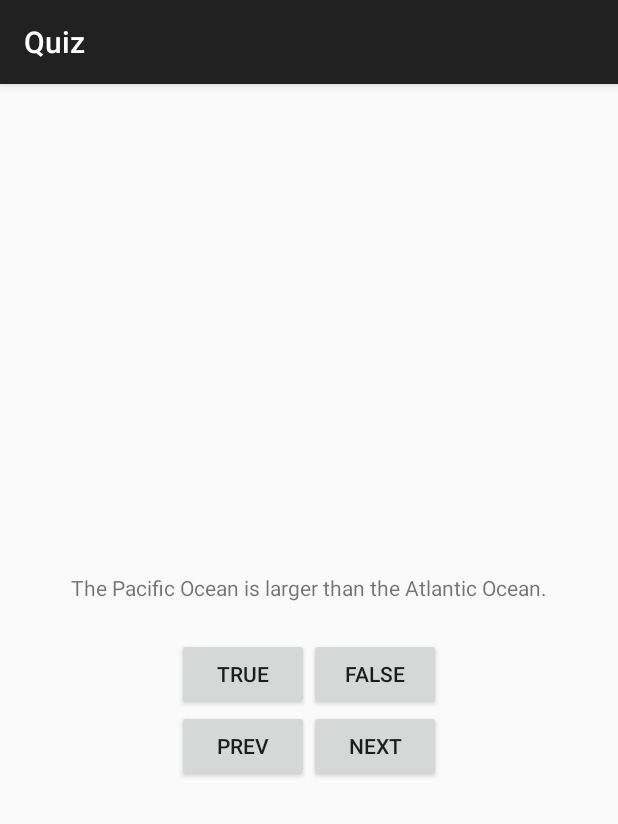
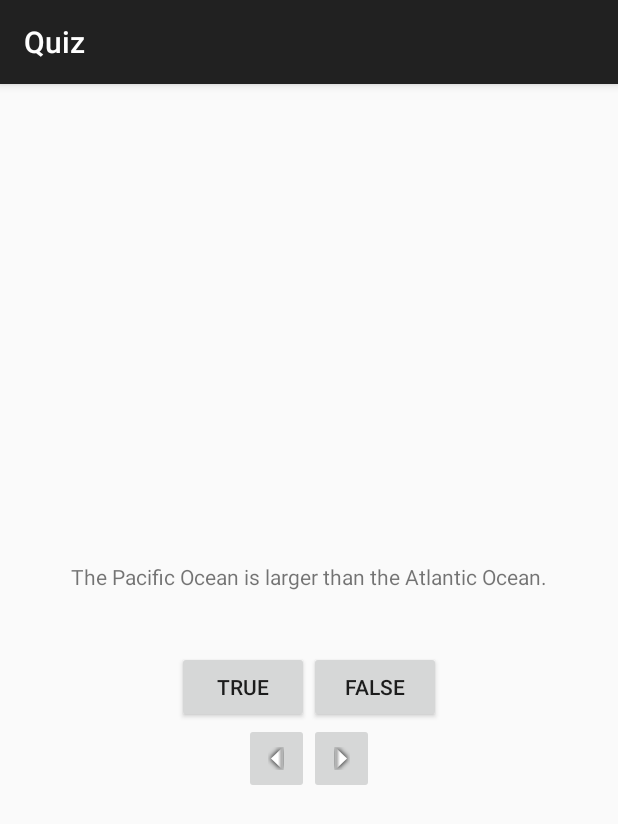
Before and after one commit to acprimer/Android-The-Big-Nerd-Ranch-Guide, an Android app: the QuizActivity screen opened directly, with no data from a screen before it, on a phone screen of 412 x 824 dp. Shown: the top 824 px of the screen. Run offline under Robolectric (Android 15) with nearby library versions, the phone set to English and light mode, and no system bars.

Commit message:
Chapter 3

```diff
--- a/app/src/main/java/cn/edu/buaa/yaodh/android_the_big_nerd_ranch_guide/geo_quiz/QuizActivity.java
+++ b/app/src/main/java/cn/edu/buaa/yaodh/android_the_big_nerd_ranch_guide/geo_quiz/QuizActivity.java
@@ -2,18 +2,22 @@ package cn.edu.buaa.yaodh.android_the_big_nerd_ranch_guide.geo_quiz;
 
 import android.os.Bundle;
 import android.support.v7.app.ActionBarActivity;
+import android.util.Log;
 import android.view.View;
 import android.widget.Button;
+import android.widget.ImageButton;
 import android.widget.TextView;
 import android.widget.Toast;
 
 import cn.edu.buaa.yaodh.android_the_big_nerd_ranch_guide.R;
 
 public class QuizActivity extends ActionBarActivity {
+    private static final String TAG = "QuizActivity";
+
     private Button mTrueButton;
     private Button mFalseButton;
-    private Button mPrevButton;
-    private Button mNextButton;
+    private ImageButton mPrevButton;
+    private ImageButton mNextButton;
     private TextView mQuestTextView;
 
     private TrueFalse[] mQuestionBank = new TrueFalse[]{
@@ -28,6 +32,7 @@ public class QuizActivity extends ActionBarActivity {
     @Override
     protected void onCreate(Bundle savedInstanceState) {
         super.onCreate(savedInstanceState);
+        Log.d(TAG, "OnCreate(Bundle) called");
         setContentView(R.layout.activity_quiz);
 
         mQuestTextView = (TextView) findViewById(R.id.quest_text_view);
@@ -56,7 +61,7 @@ public class QuizActivity extends ActionBarActivity {
             }
         });
 
-        mPrevButton = (Button) findViewById(R.id.btn_prev);
+        mPrevButton = (ImageButton) findViewById(R.id.btn_prev);
         mPrevButton.setOnClickListener(new View.OnClickListener() {
             @Override
             public void onClick(View v) {
@@ -65,7 +70,7 @@ public class QuizActivity extends ActionBarActivity {
             }
         });
 
-        mNextButton = (Button) findViewById(R.id.btn_next);
+        mNextButton = (ImageButton) findViewById(R.id.btn_next);
         mNextButton.setOnClickListener(new View.OnClickListener() {
             @Override
             public void onClick(View v) {
@@ -92,4 +97,34 @@ public class QuizActivity extends ActionBarActivity {
         }
         Toast.makeText(QuizActivity.this, messageResId, Toast.LENGTH_SHORT).show();
     }
+
+    @Override
+    protected void onStart() {
+        super.onStart();
+        Log.d(TAG, "OnStart() called");
+    }
+
+    @Override
+    protected void onPause() {
+        super.onPause();
+        Log.d(TAG, "OnPause() called");
+    }
+
+    @Override
+    protected void onResume() {
+        super.onResume();
+        Log.d(TAG, "OnResume() called");
+    }
+
+    @Override
+    protected void onStop() {
+        super.onStop();
+        Log.d(TAG, "OnStop() called");
+    }
+
+    @Override
+    protected void onDestroy() {
+        super.onDestroy();
+        Log.d(TAG, "OnDestroy() called");
+    }
 }
--- a/app/src/main/res/layout/activity_quiz.xml
+++ b/app/src/main/res/layout/activity_quiz.xml
@@ -8,6 +8,7 @@
         android:id="@+id/quest_text_view"
         android:layout_width="wrap_content"
         android:layout_height="wrap_content"
+        android:minLines="2"
         android:padding="24dp" />
 
     <LinearLayout
@@ -29,15 +30,17 @@
         android:layout_width="wrap_content"
         android:layout_height="wrap_content"
         android:orientation="horizontal">
-        <Button
+        <ImageButton
             android:id="@+id/btn_prev"
             android:layout_width="wrap_content"
             android:layout_height="wrap_content"
-            android:text="@string/prev_button"/>
-        <Button
+            android:src="@drawable/arrow_left"
+            android:padding="16dp"/>
+        <ImageButton
             android:id="@+id/btn_next"
             android:layout_width="wrap_content"
             android:layout_height="wrap_content"
-            android:text="@string/next_button"/>
+            android:src="@drawable/arrow_right"
+            android:padding="16dp"/>
         </LinearLayout>
 </LinearLayout>
--- a/app/src/main/res/values/strings.xml
+++ b/app/src/main/res/values/strings.xml
@@ -13,7 +13,6 @@
     <string name="false_button">False</string>
     <string name="correct_toast">Correct!</string>
     <string name="incorrect_toast">Incorrect!</string>
-    <string name="next_button">Next</string>
 
     <!--question description-->
     <string name="question_oceans">The Pacific Ocean is larger than the Atlantic Ocean.</string>
@@ -21,6 +20,5 @@
     <string name="question_africa">The source of the Nile River is in Egygt.</string>
     <string name="question_americas">The amazon River is the longest river in the Americas.</string>
     <string name="question_asia">Lake Baikal is the world\'s oldest and deepest freshwater lake.</string>
-    <string name="prev_button">Prev</string>
 
 </resources>
```
Also changed, not shown: app/src/main/res/drawable-hdpi/arrow_left.png (added), app/src/main/res/drawable-hdpi/arrow_right.png (added).
